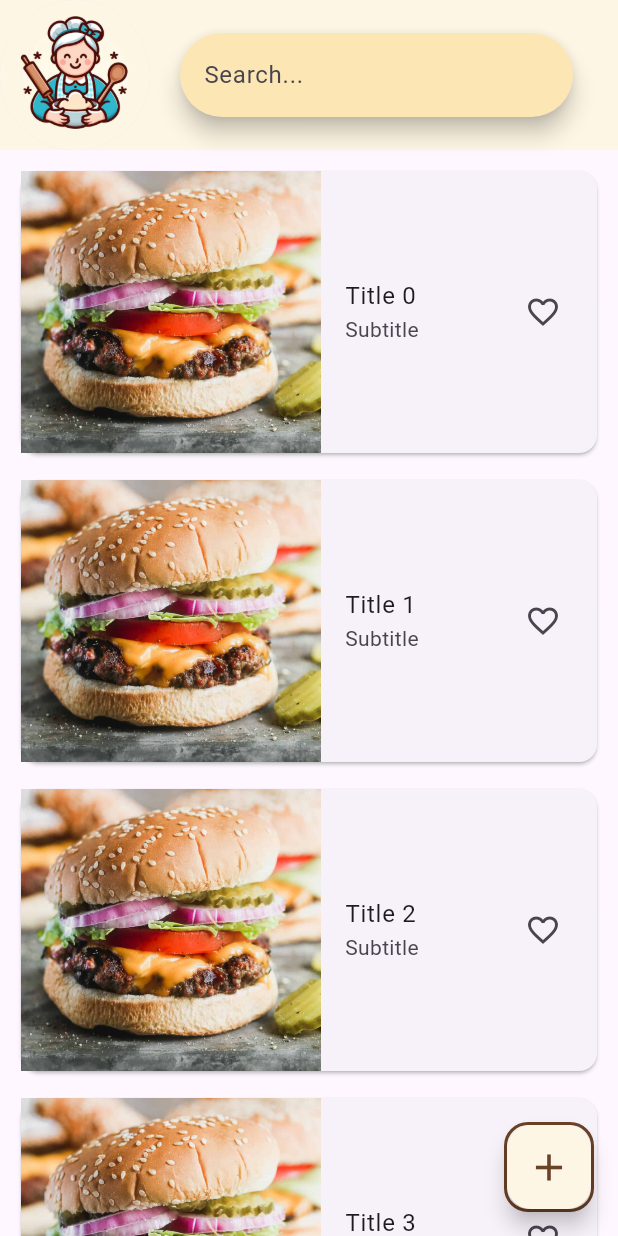
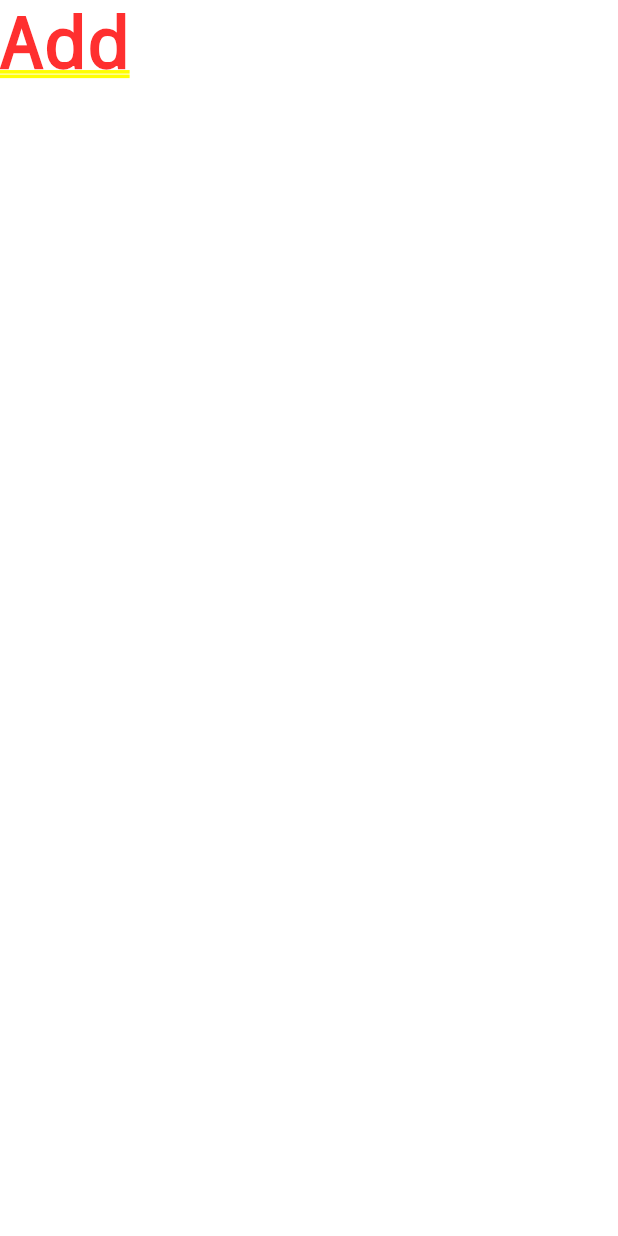
Before and after one commit to NikoletaDalaktchieva/2024-grandmas-recipes, a Flutter app: the screen it shows after launch, after a tap on the "add" icon, on a phone screen of 412 x 824 dp. Run offline on Flutter 3.47's test engine with Material 3 defaults, Android fonts, the phone set to English and light mode, and no system bars; our stand-ins replace get.

Commit message:
add routing

```diff
--- a/lib/components/floating_add_button.dart
+++ b/lib/components/floating_add_button.dart
@@ -1,5 +1,6 @@
 import 'package:flutter/material.dart';
 import 'package:project1/constants.dart';
+import 'package:get/get.dart';
 
 class FloatingAddButton extends StatelessWidget {
   @override
@@ -15,9 +16,7 @@ class FloatingAddButton extends StatelessWidget {
         borderRadius: BorderRadius.circular(16.0),
       ),
       child: FloatingActionButton(
-        onPressed: () {
-          // TODO Add action here
-        },
+        onPressed: () => Get.toNamed("/add_recipe"),
         backgroundColor: AppColors.backgroundColor,
         tooltip: 'Add recipe',
         child: const Icon(
--- a/lib/components/header.dart
+++ b/lib/components/header.dart
@@ -1,5 +1,6 @@
 import 'package:flutter/material.dart';
 import 'package:project1/constants.dart';
+import 'package:get/get.dart';
 
 class Header extends StatelessWidget {
   final double size;
@@ -73,9 +74,7 @@ class Header extends StatelessWidget {
 
   Widget addRecipeButton() {
     return ElevatedButton.icon(
-      onPressed: () {
-        // TODO: Add your functionality here
-      },
+      onPressed: () => Get.toNamed("/add_recipe"),
       style: ButtonStyle(
         backgroundColor: WidgetStateProperty.all(AppColors.elementColor),
         foregroundColor: WidgetStateProperty.all(AppColors.textColor),
--- a/lib/main.dart
+++ b/lib/main.dart
@@ -1,10 +1,8 @@
 import 'dart:ui';
-
 import 'package:flutter/material.dart';
-import 'package:project1/components/floating_add_button.dart';
-import 'package:project1/components/header.dart';
-import 'package:project1/constants.dart';
-import 'package:project1/pages/recipe_grid.dart';
+import 'package:project1/pages/add_recipe.dart';
+import 'package:project1/pages/main_screen.dart';
+import 'package:get/get.dart';
 
 class CustomScrollBehavior extends MaterialScrollBehavior {
   @override
@@ -15,36 +13,13 @@ class CustomScrollBehavior extends MaterialScrollBehavior {
 }
 
 void main() {
-  runApp(MainApp());
+  runApp(
+    GetMaterialApp(
+      initialRoute: "/",
+      getPages: [
+        GetPage(name: "/", page: () => MainScreen()),
+        GetPage(name: "/add_recipe", page: () => AddRecipe()),
+      ],
+    ),
+  );
 }
-
-class MainApp extends StatefulWidget {
-  // Change to StatefulWidget
-  @override
-  _MainAppState createState() => _MainAppState();
-}
-
-class _MainAppState extends State<MainApp> {
-  String searchQuery = '';
-
-  @override
-  Widget build(BuildContext context) {
-    double size = MediaQuery.of(context).size.width;
-    return MaterialApp(
-        scrollBehavior: CustomScrollBehavior(),
-        home: Scaffold(
-          body: Column(
-            children: [
-              Header(size, onSearchChanged: (query) {
-                setState(() {
-                  searchQuery = query; // Update the search query state
-                });
-              }),
-              Expanded(child: RecipeGrid(searchQuery: searchQuery)),
-            ],
-          ),
-          floatingActionButton:
-              size < Breakpoints.tablet ? FloatingAddButton() : null,
-        ));
-  }
-}
--- /dev/null
+++ b/lib/pages/add_recipe.dart
@@ -0,0 +1,11 @@
+import 'package:flutter/material.dart';
+import 'package:project1/components/recipe_card.dart';
+import 'package:project1/constants.dart';
+
+class AddRecipe extends StatelessWidget {
+  @override
+  Widget build(BuildContext context) {
+    print("here");
+    return const Text("Add");
+  }
+}
--- /dev/null
+++ b/lib/pages/main_screen.dart
@@ -0,0 +1,37 @@
+import 'package:flutter/material.dart';
+import 'package:project1/components/floating_add_button.dart';
+import 'package:project1/components/header.dart';
+import 'package:project1/constants.dart';
+import 'package:project1/main.dart';
+import 'package:project1/pages/recipe_grid.dart';
+
+class MainScreen extends StatefulWidget {
+  // Change to StatefulWidget
+  @override
+  _MainAppState createState() => _MainAppState();
+}
+
+class _MainAppState extends State<MainScreen> {
+  String searchQuery = '';
+
+  @override
+  Widget build(BuildContext context) {
+    double size = MediaQuery.of(context).size.width;
+    return MaterialApp(
+        scrollBehavior: CustomScrollBehavior(),
+        home: Scaffold(
+          body: Column(
+            children: [
+              Header(size, onSearchChanged: (query) {
+                setState(() {
+                  searchQuery = query; // Update the search query state
+                });
+              }),
+              Expanded(child: RecipeGrid(searchQuery: searchQuery)),
+            ],
+          ),
+          floatingActionButton:
+              size < Breakpoints.tablet ? FloatingAddButton() : null,
+        ));
+  }
+}
--- a/lib/pages/recipe_grid.dart
+++ b/lib/pages/recipe_grid.dart
@@ -15,8 +15,6 @@ class RecipeGrid extends StatelessWidget {
   Widget build(BuildContext context) {
     double width = MediaQuery.of(context).size.width;
     int count = width < Breakpoints.mobile ? 1 : width ~/ 300;
-
-    print(searchQuery.toLowerCase());
     final filteredItems = items
         .where((item) =>
             item.title.toLowerCase().contains(searchQuery.toLowerCase()))
--- a/pubspec.yaml
+++ b/pubspec.yaml
@@ -9,6 +9,7 @@ environment:
 dependencies:
   flutter:
     sdk: flutter
+  get: ^4.6.5
 
 dev_dependencies:
   flutter_test:
```
Also changed, not shown: pubspec.lock.
